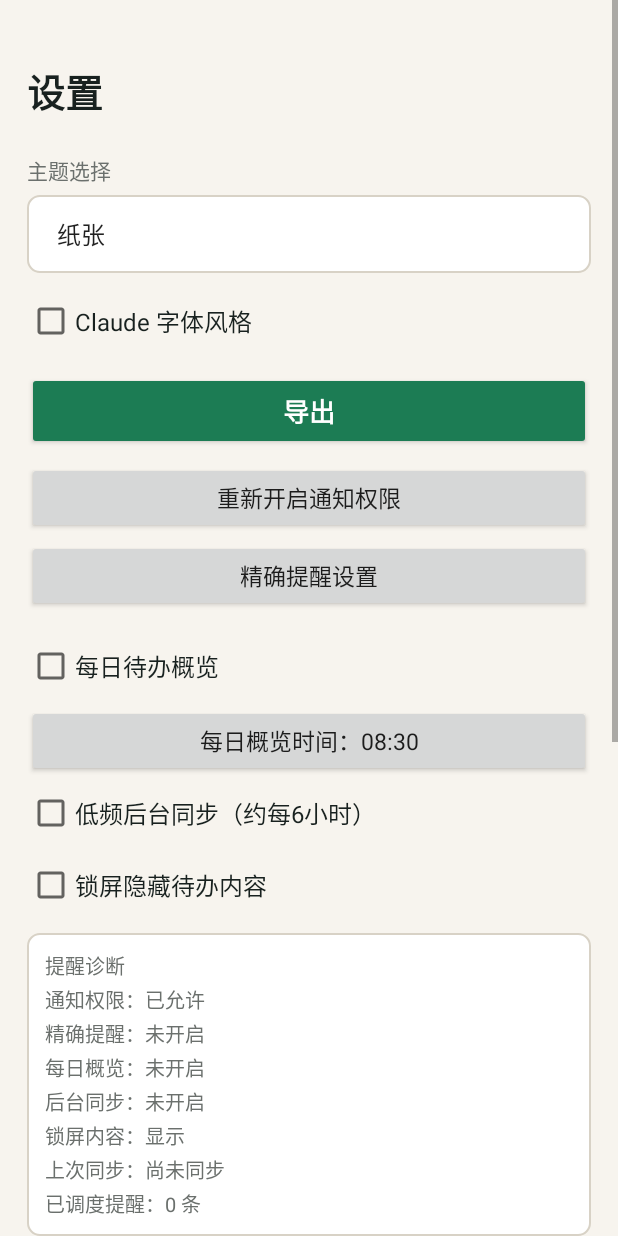
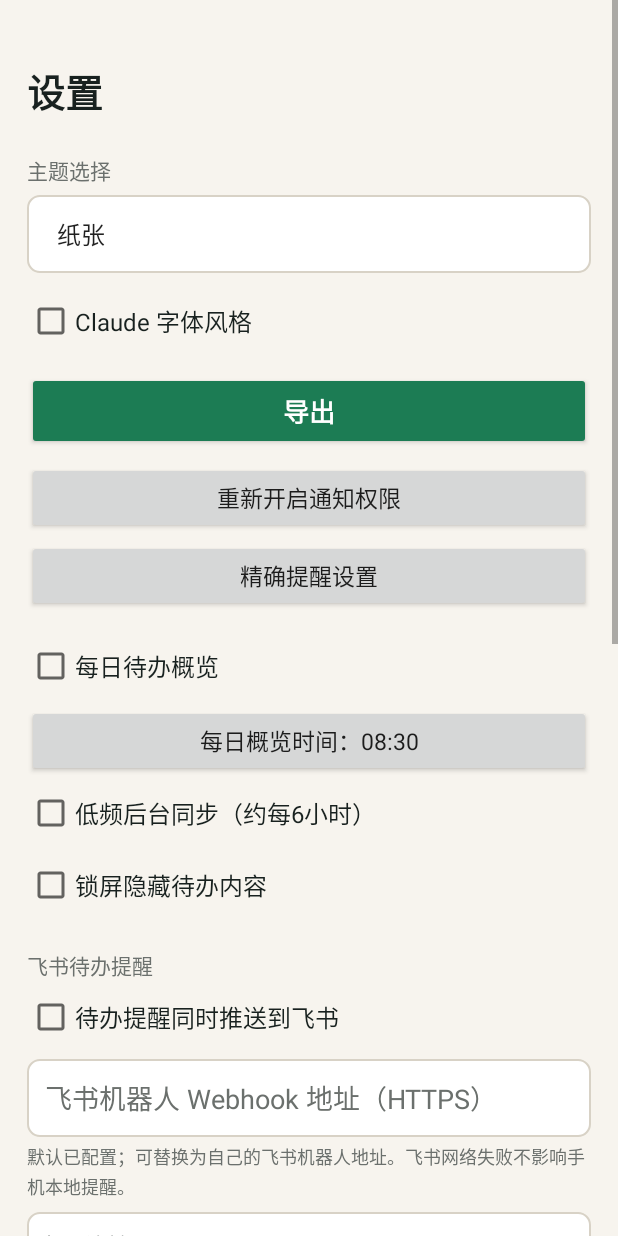
Before and after one commit to zgzzmnbx/Daweiba-android-SparkIDEA, an Android app: the SyncSettingsActivity screen opened directly, with no data from a screen before it, on a phone screen of 412 x 824 dp. Run offline under Robolectric (Android 15) with nearby library versions, the phone set to English and light mode, and no system bars; pictures from the network do not load.

Commit message:
feat: push todo reminders to Feishu

```diff
--- a/DabaweiFlashNote/app/src/main/java/com/dabawei/flashnote/BuildInfo.java
+++ b/DabaweiFlashNote/app/src/main/java/com/dabawei/flashnote/BuildInfo.java
@@ -1,7 +1,8 @@
 package com.dabawei.flashnote;
 
 public final class BuildInfo {
-    public static final String BUILD_DATE = "2026-08-06 18:53";
+    public static final String BUILD_DATE = "未构建";
+    public static final String DEFAULT_FEISHU_WEBHOOK_URL = "";
 
     private BuildInfo() {
     }
--- /dev/null
+++ b/DabaweiFlashNote/app/src/main/java/com/dabawei/flashnote/FeishuSettings.java
@@ -0,0 +1,56 @@
+package com.dabawei.flashnote;
+
+import android.content.Context;
+import android.content.SharedPreferences;
+
+public final class FeishuSettings {
+    private static final String PREFS_NAME = "dabawei_feishu_settings";
+    private static final String KEY_ENABLED = "enabled";
+    private static final String KEY_WEBHOOK_URL = "webhook_url";
+
+    public static FeishuSettings load(Context context) {
+        SharedPreferences prefs = prefs(context);
+        return new FeishuSettings(
+                prefs.getBoolean(KEY_ENABLED, hasBuildDefault()),
+                prefs.getString(KEY_WEBHOOK_URL, BuildInfo.DEFAULT_FEISHU_WEBHOOK_URL));
+    }
+
+    public static void save(Context context, boolean enabled, String webhookUrl) {
+        prefs(context).edit()
+                .putBoolean(KEY_ENABLED, enabled)
+                .putString(KEY_WEBHOOK_URL, webhookUrl == null ? "" : webhookUrl.trim())
+                .apply();
+    }
+
+    public static boolean isValidWebhookUrl(String webhookUrl) {
+        return FeishuWebhookClient.isValidWebhookUrl(webhookUrl);
+    }
+
+    private static boolean hasBuildDefault() {
+        return isValidWebhookUrl(BuildInfo.DEFAULT_FEISHU_WEBHOOK_URL);
+    }
+
+    private static SharedPreferences prefs(Context context) {
+        return context.getApplicationContext().getSharedPreferences(PREFS_NAME, Context.MODE_PRIVATE);
+    }
+
+    private final boolean enabled;
+    private final String webhookUrl;
+
+    private FeishuSettings(boolean enabled, String webhookUrl) {
+        this.enabled = enabled;
+        this.webhookUrl = webhookUrl == null ? "" : webhookUrl.trim();
+    }
+
+    public boolean isEnabled() {
+        return enabled;
+    }
+
+    public String getWebhookUrl() {
+        return webhookUrl;
+    }
+
+    public boolean isReady() {
+        return enabled && isValidWebhookUrl(webhookUrl);
+    }
+}
--- a/DabaweiFlashNote/app/src/main/java/com/dabawei/flashnote/SyncSettingsActivity.java
+++ b/DabaweiFlashNote/app/src/main/java/com/dabawei/flashnote/SyncSettingsActivity.java
@@ -44,6 +44,8 @@ public final class SyncSettingsActivity extends Activity {
     private Button dailyOverviewTimeButton;
     private CheckBox backgroundSyncEnabled;
     private CheckBox lockscreenPrivate;
+    private CheckBox feishuPushEnabled;
+    private EditText feishuWebhookUrl;
     private TextView reminderDiagnostics;
     private ThemePalette currentTheme;
 
@@ -72,6 +74,8 @@ public final class SyncSettingsActivity extends Activity {
         dailyOverviewTimeButton = findViewById(R.id.dailyOverviewTimeButton);
         backgroundSyncEnabled = findViewById(R.id.backgroundSyncEnabled);
         lockscreenPrivate = findViewById(R.id.lockscreenPrivate);
+        feishuPushEnabled = findViewById(R.id.feishuPushEnabled);
+        feishuWebhookUrl = findViewById(R.id.feishuWebhookUrl);
         reminderDiagnostics = findViewById(R.id.reminderDiagnostics);
         Button refreshReminderDiagnostics = findViewById(R.id.refreshReminderDiagnosticsButton);
         TextView versionInfo = findViewById(R.id.versionInfo);
@@ -87,6 +91,9 @@ public final class SyncSettingsActivity extends Activity {
         dailyOverviewEnabled.setChecked(ReminderSettings.isDailyOverviewEnabled(this));
         backgroundSyncEnabled.setChecked(ReminderSettings.isBackgroundSyncEnabled(this));
         lockscreenPrivate.setChecked(ReminderSettings.isLockScreenPrivate(this));
+        FeishuSettings feishuSettings = FeishuSettings.load(this);
+        feishuPushEnabled.setChecked(feishuSettings.isEnabled());
+        feishuWebhookUrl.setText(feishuSettings.getWebhookUrl());
         updateDailyOverviewTimeLabel();
         refreshReminderDiagnostics();
 
@@ -213,6 +220,14 @@ public final class SyncSettingsActivity extends Activity {
         save.setOnClickListener(new View.OnClickListener() {
             @Override
             public void onClick(View view) {
+                String webhookUrl = feishuWebhookUrl.getText().toString().trim();
+                if (feishuPushEnabled.isChecked() && !FeishuSettings.isValidWebhookUrl(webhookUrl)) {
+                    Toast.makeText(
+                            SyncSettingsActivity.this,
+                            R.string.feishu_webhook_invalid,
+                            Toast.LENGTH_SHORT).show();
+                    return;
+                }
                 SyncSettings.save(
                         SyncSettingsActivity.this,
                         enabled.isChecked(),
@@ -221,6 +236,10 @@ public final class SyncSettingsActivity extends Activity {
                         password.getText().toString(),
                         remotePath.getText().toString(),
                         anchor.getText().toString());
+                FeishuSettings.save(
+                        SyncSettingsActivity.this,
+                        feishuPushEnabled.isChecked(),
+                        webhookUrl);
                 BackgroundSyncScheduler.ensureScheduled(SyncSettingsActivity.this);
                 new ReminderScheduler(SyncSettingsActivity.this, database).rescheduleDailyOverview();
                 Toast.makeText(SyncSettingsActivity.this, R.string.settings_saved, Toast.LENGTH_SHORT).show();
@@ -270,6 +289,10 @@ public final class SyncSettingsActivity extends Activity {
                 ? "已开启（约每6小时）"
                 : "未开启";
         String privacyState = ReminderSettings.isLockScreenPrivate(this) ? "隐藏" : "显示";
+        FeishuSettings feishuSettings = FeishuSettings.load(this);
+        String feishuState = feishuSettings.isReady()
+                ? "已开启"
+                : (feishuSettings.isEnabled() ? "已开启但地址无效" : "未开启");
         StringBuilder builder = new StringBuilder();
         builder.append(getString(R.string.p1_reminder_diagnostics)).append('\n')
                 .append("通知权限：").append(notificationState).append('\n')
@@ -277,6 +300,7 @@ public final class SyncSettingsActivity extends Activity {
                 .append("每日概览：").append(overviewState).append('\n')
                 .append("后台同步：").append(backgroundState).append('\n')
                 .append("锁屏内容：").append(privacyState).append('\n')
+                .append("飞书推送：").append(feishuState).append('\n')
                 .append("上次同步：").append(ReminderSettings.formatLastSync(this)).append('\n')
                 .append("已调度提醒：").append(database.getScheduledReminderCount()).append(" 条");
         reminderDiagnostics.setText(builder.toString());
--- a/DabaweiFlashNote/app/src/main/res/layout/activity_sync_settings.xml
+++ b/DabaweiFlashNote/app/src/main/res/layout/activity_sync_settings.xml
@@ -107,6 +107,45 @@
             android:text="@string/p1_lock_screen_private"
             android:textColor="@color/primary_text"
             android:textSize="16sp" />
+
+        <TextView
+            android:layout_width="match_parent"
+            android:layout_height="28dp"
+            android:layout_marginTop="12dp"
+            android:gravity="bottom"
+            android:text="@string/feishu_push_title"
+            android:textColor="@color/secondary_text"
+            android:textSize="14sp" />
+
+        <CheckBox
+            android:id="@+id/feishuPushEnabled"
+            android:layout_width="match_parent"
+            android:layout_height="48dp"
+            android:text="@string/feishu_push_enabled"
+            android:textColor="@color/primary_text"
+            android:textSize="16sp" />
+
+        <EditText
+            android:id="@+id/feishuWebhookUrl"
+            android:layout_width="match_parent"
+            android:layout_height="52dp"
+            android:layout_marginTop="4dp"
+            android:background="@drawable/input_background"
+            android:hint="@string/feishu_webhook_hint"
+            android:inputType="textUri"
+            android:padding="12dp"
+            android:singleLine="true"
+            android:textColor="@color/primary_text"
+            android:textColorHint="@color/secondary_text" />
+
+        <TextView
+            android:layout_width="match_parent"
+            android:layout_height="wrap_content"
+            android:layout_marginTop="4dp"
+            android:lineSpacingExtra="2dp"
+            android:text="@string/feishu_webhook_help"
+            android:textColor="@color/secondary_text"
+            android:textSize="12sp" />
 
         <TextView
             android:id="@+id/reminderDiagnostics"
--- a/DabaweiFlashNote/app/src/main/res/values/strings.xml
+++ b/DabaweiFlashNote/app/src/main/res/values/strings.xml
@@ -66,6 +66,11 @@
     <string name="p1_lock_screen_private">锁屏隐藏待办内容</string>
     <string name="p1_reminder_diagnostics">提醒诊断</string>
     <string name="p1_refresh_diagnostics">刷新提醒诊断</string>
+    <string name="feishu_push_title">飞书待办提醒</string>
+    <string name="feishu_push_enabled">待办提醒同时推送到飞书</string>
+    <string name="feishu_webhook_hint">飞书机器人 Webhook 地址（HTTPS）</string>
+    <string name="feishu_webhook_help">默认已配置；可替换为自己的飞书机器人地址。飞书网络失败不影响手机本地提醒。</string>
+    <string name="feishu_webhook_invalid">飞书 Webhook 地址必须是有效的 HTTPS 地址</string>
     <string name="p1_natural_time_title">识别到提醒时间</string>
     <string name="p1_natural_time_message">已识别：%1$s
 原文保留不变，是否设置提醒？</string>
@@ -112,7 +117,7 @@
     <string name="save_settings">保存设置</string>
     <string name="app_version_info">版本：%1$s (%2$d)\n构建日期：%3$s</string>
     <string name="sync_pending_now">立即同步待同步</string>
-    <string name="settings_saved">同步设置已保存</string>
+    <string name="settings_saved">设置已保存</string>
     <string name="sync_no_pending">没有待同步闪念</string>
     <string name="sync_batch_success">已同步 %1$d 条闪念</string>
     <string name="sync_queued">已保存，本条将尝试同步</string>
```
Also changed, not shown: DabaweiFlashNote/app/src/main/java/com/dabawei/flashnote/FeishuWebhookClient.java (added, +175 -0 lines), DabaweiFlashNote/app/src/main/java/com/dabawei/flashnote/ReminderReceiver.java (+32 -0 lines), 9 other files.
